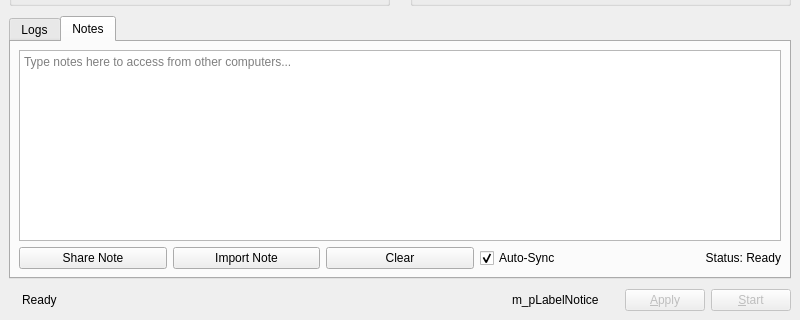
Qt form src/gui/src/MainWindowBase.ui (jerrykgm/synergy) before a commit; both pictures show x 0 to 800 and y 280 to 600 of the 800 by 600 pixel window.
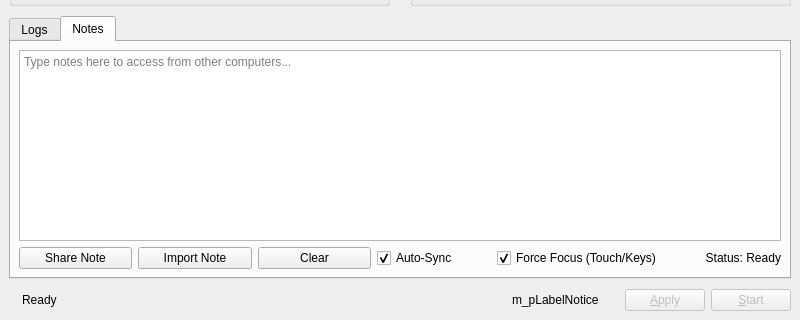
The same form after that commit. The open tabs and pages were chosen to show the change. Icons and pictures are not drawn. Custom widgets are drawn as their Qt base class.

```diff
--- a/src/gui/src/MainWindowBase.ui
+++ b/src/gui/src/MainWindowBase.ui
@@ -595,6 +595,19 @@
              </property>
             </widget>
            </item>
+            <item>
+             <widget class="QCheckBox" name="m_pCheckForceFocus">
+              <property name="text">
+               <string>Force Focus (Touch/Keys)</string>
+              </property>
+              <property name="toolTip">
+               <string>Force client focus via physical keys, shortcuts, or client touchscreen events</string>
+              </property>
+              <property name="checked">
+               <bool>true</bool>
+              </property>
+             </widget>
+            </item>
            <item>
             <widget class="QLabel" name="m_pLabelNotesStatus">
              <property name="text">
```
Lines whose indentation alone changed are shown as unchanged.
